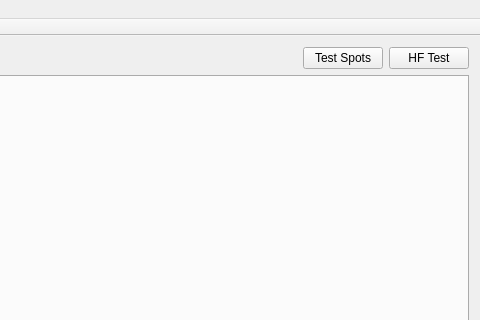
This is mqt/MqtCluster/clustermainwindow.ui in Rsclub22/Minos2-Mirror as Qt 5 draws it before an edit; both pictures show x 197 to 677 and y 0 to 320 of the 677 by 809 pixel window. The edited form follows.
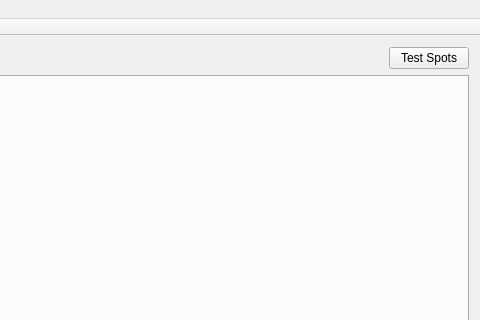
This is the edited form. Custom widgets are drawn as their Qt base class.

Commit message: Lose the HF button in cluster app

```diff
--- a/mqt/MqtCluster/clustermainwindow.ui
+++ b/mqt/MqtCluster/clustermainwindow.ui
@@ -57,13 +57,6 @@
           </property>
          </widget>
         </item>
-        <item>
-         <widget class="QPushButton" name="pushButton">
-          <property name="text">
-           <string>HF Test</string>
-          </property>
-         </widget>
-        </item>
        </layout>
       </item>
      </layout>
```
Left out of the diff: 2 changed lines with no effect on the pictures. The commit also changes 7 other files.
